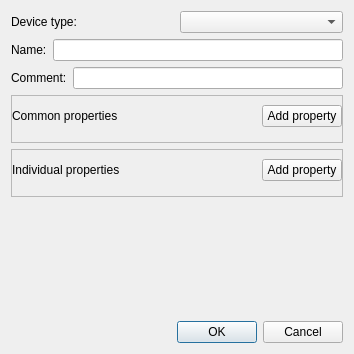
yamedvedya/online_editor, file uis/new_device.ui: the form before one commit.
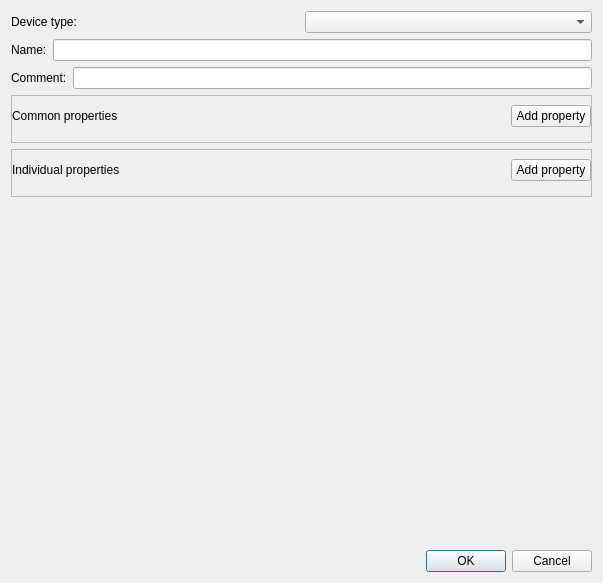
The form after the commit.

Patch:
```diff
--- a/uis/new_device.ui
+++ b/uis/new_device.ui
@@ -6,8 +6,8 @@
    <rect>
     <x>0</x>
     <y>0</y>
-    <width>348</width>
-    <height>354</height>
+    <width>603</width>
+    <height>583</height>
    </rect>
   </property>
   <property name="windowTitle">
```
